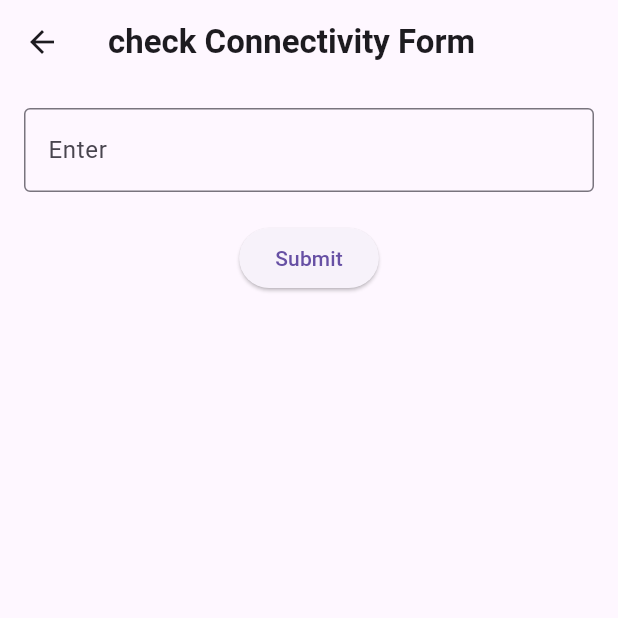
After one commit to Amaanvikar/Assignement_no_1, a Flutter app: the SubmitFormPage screen opened directly, on a phone screen of 412 x 824 dp, the top half of it. The commit adds this screen. Run offline on Flutter 3.47's test engine with Material 3 defaults, Android fonts, the phone set to English and light mode, and no system bars; our stand-ins replace connectivity_plus, google_maps_flutter, image_picker, location, shared_preferences, sqflite and 1 more; missing offline and left inert: video_compress; accounts and stored records are empty.

Commit message:
add: connectivity helper class to check internet connection before submitting

```diff
--- /dev/null
+++ b/lib/common/shared_preferences_helper.dart
@@ -0,0 +1 @@
+class SharedPreferencesHelper {}
--- /dev/null
+++ b/lib/listing/screens/submit_form_page.dart
@@ -0,0 +1,60 @@
+import 'package:assignment/common/connectivity_helper.dart';
+import 'package:flutter/material.dart';
+
+class SubmitFormPage extends StatefulWidget {
+  const SubmitFormPage({super.key});
+
+  @override
+  State<SubmitFormPage> createState() => _SubmitFormPageState();
+}
+
+class _SubmitFormPageState extends State<SubmitFormPage> {
+  final TextEditingController submitController = TextEditingController();
+
+  void submitForm() async {
+    bool isConnected = await ConnectivityHelper.isConnected();
+
+    if (isConnected) {
+      ScaffoldMessenger.of(context).showSnackBar(SnackBar(
+        content: Text('Form Submitted Succesfully!'),
+        duration: Duration(seconds: 1),
+      ));
+    } else {
+      ScaffoldMessenger.of(context).showSnackBar(SnackBar(
+        content: Text('No Internet Connection!'),
+        duration: Duration(seconds: 1),
+      ));
+    }
+  }
+
+  @override
+  Widget build(BuildContext context) {
+    return Scaffold(
+      appBar: AppBar(
+        title: Text(
+          'check Connectivity Form',
+          style: TextStyle(fontWeight: FontWeight.bold),
+        ),
+      ),
+      body: Padding(
+        padding: EdgeInsets.all(16.0),
+        child: Column(
+          children: [
+            TextField(
+              controller: submitController,
+              decoration: InputDecoration(
+                  labelText: "Enter", border: OutlineInputBorder()),
+            ),
+            const SizedBox(
+              height: 20,
+            ),
+            ElevatedButton(
+              onPressed: submitForm,
+              child: Text('Submit'),
+            ),
+          ],
+        ),
+      ),
+    );
+  }
+}
--- a/pubspec.yaml
+++ b/pubspec.yaml
@@ -50,6 +50,7 @@ dependencies:
   url_launcher: ^6.3.1
   video_compress: ^3.1.4
   permission_handler: ^11.4.0
+  connectivity_plus: ^6.1.3
 dev_dependencies:
   flutter_test:
     sdk: flutter
```
Also changed, not shown: lib/common/connectivity_helper.dart (added, +18 -0 lines), lib/widgets/drawer_widget.dart (+9 -0 lines), lib/common/loaders_helper.dart (added), pubspec.lock, 2 other files.
